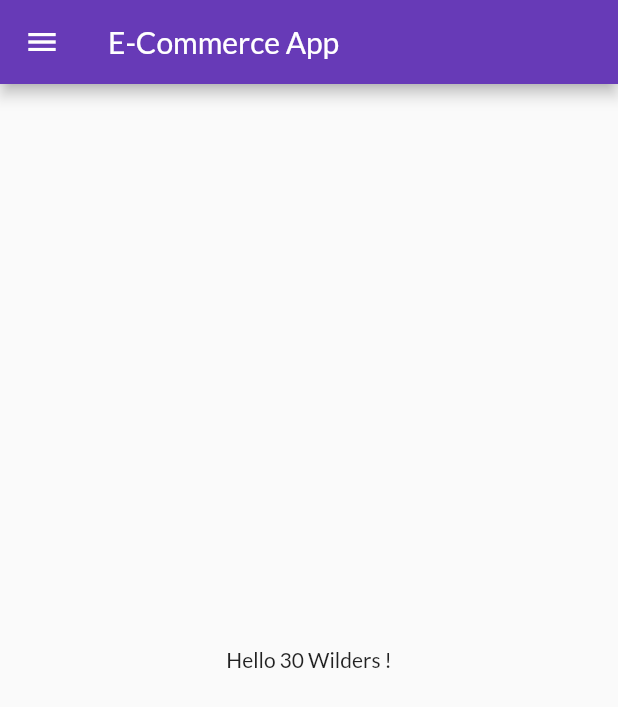
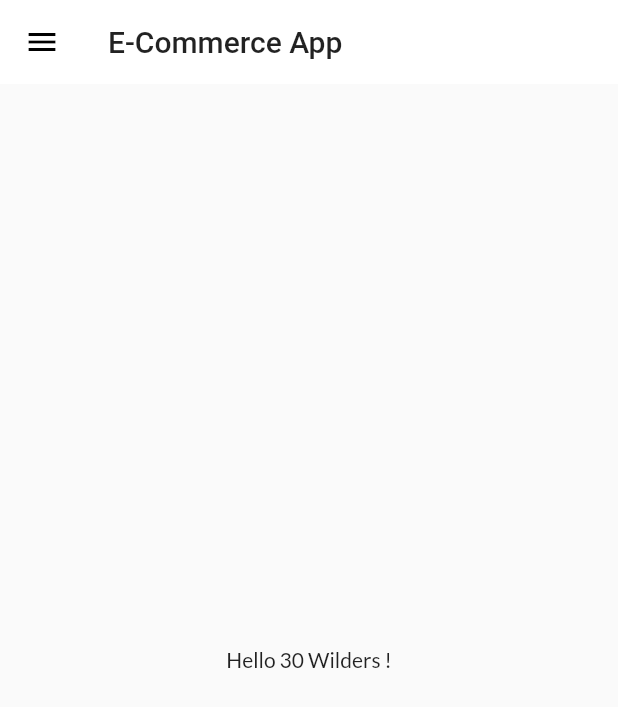
Before and after one commit to Emmanuel-tuyisenge/Flutter_E-Commerce, a Flutter app: the screen it shows after launch, on a phone screen of 412 x 824 dp. Shown: the top 707 px of the screen. Run offline on Flutter 3.47's test engine with Material 2 defaults, Android fonts, the phone set to English and light mode, and no system bars; our stand-ins replace google_fonts.

Commit message:
Extracting themes for homePage

```diff
--- a/lib/main.dart
+++ b/lib/main.dart
@@ -1,6 +1,6 @@
 import 'package:flutter/material.dart';
 import 'package:flutter_ecommerce/utils/routes.dart';
-import 'package:google_fonts/google_fonts.dart';
+import 'package:flutter_ecommerce/widgets/themes.dart';
 import 'pages/login_page.dart';
 import 'pages/home_page.dart';
 
@@ -15,14 +15,8 @@ class MyApp extends StatelessWidget {
       //home: HomePage(),
       themeMode: ThemeMode.light,
       debugShowCheckedModeBanner: false,
-      theme: ThemeData(
-        primarySwatch: Colors.deepPurple,
-        fontFamily: GoogleFonts.lato().fontFamily,
-        //primaryTextTheme: GoogleFonts.latoTextTheme(),
-      ),
-      darkTheme: ThemeData(
-        brightness: Brightness.dark,
-      ),
+      theme: MyTheme.lightTheme(context),
+      darkTheme: MyTheme.darkTheme(context),
       initialRoute: MyRoutes.homeRoute,
       routes: {
         "/": (context) => LoginPage(),
--- a/lib/pages/home_page.dart
+++ b/lib/pages/home_page.dart
@@ -9,7 +9,13 @@ class HomePage extends StatelessWidget {
 
     return Scaffold(
       appBar: AppBar(
-        title: Text("E-Commerce App"),
+        // backgroundColor: Colors.white,
+        // elevation: 0.0,
+        // iconTheme: IconThemeData(color: Colors.black),
+        title: Text(
+          "E-Commerce App",
+          //style: TextStyle(color: Colors.black),
+        ),
       ),
       body: Center(
         child: Container(
--- /dev/null
+++ b/lib/widgets/themes.dart
@@ -0,0 +1,20 @@
+import 'package:flutter/material.dart';
+import 'package:google_fonts/google_fonts.dart';
+
+class MyTheme {
+  static ThemeData lightTheme(BuildContext context) => ThemeData(
+        primarySwatch: Colors.deepPurple,
+        fontFamily: GoogleFonts.lato().fontFamily,
+        appBarTheme: AppBarTheme(
+          color: Colors.white,
+          elevation: 0.0,
+          iconTheme: IconThemeData(color: Colors.black),
+          textTheme: Theme.of(context).textTheme,
+        ),
+        //primaryTextTheme: GoogleFonts.latoTextTheme(),
+      );
+
+  static ThemeData darkTheme(BuildContext context) => ThemeData(
+        brightness: Brightness.dark,
+      );
+}
```
